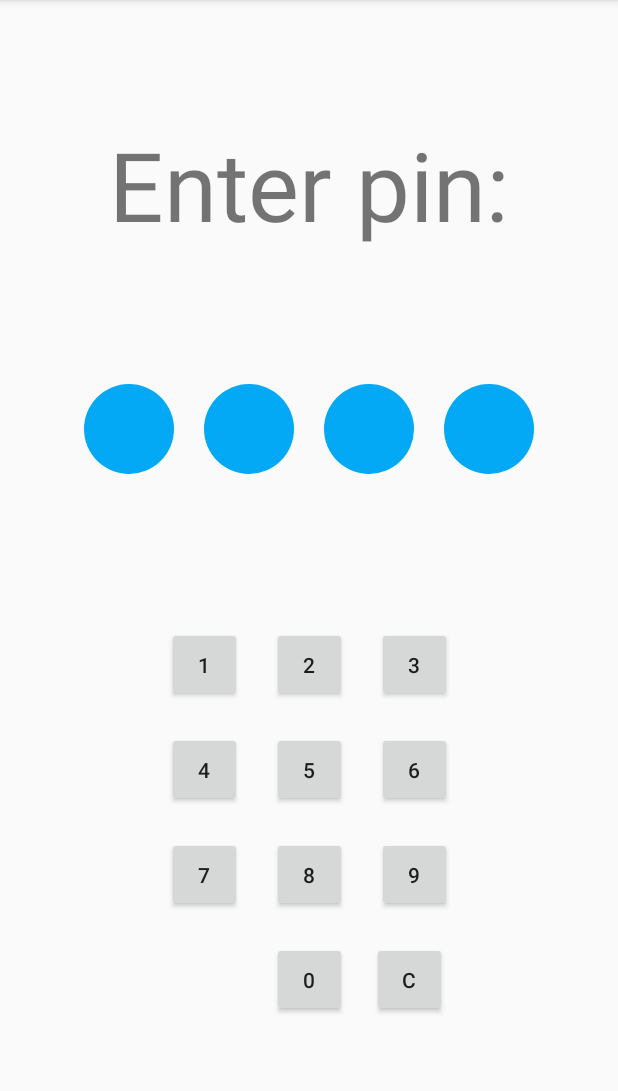
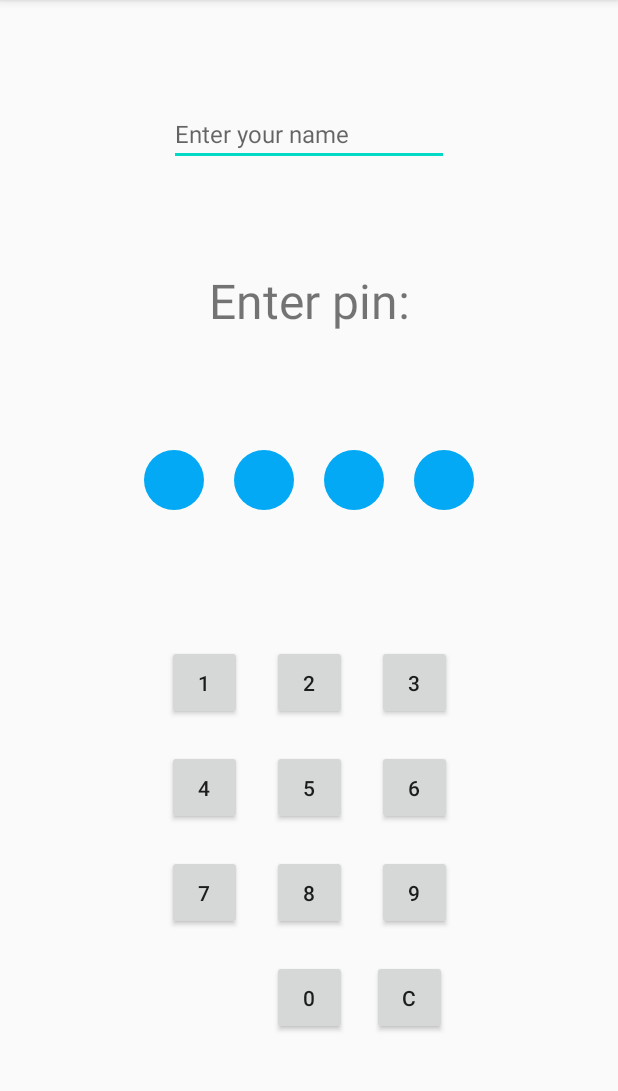
Before and after one commit to Arsenko/diplom, an Android app: the screen it shows after launch (EnterActivity), on a phone screen of 412 x 824 dp, the part 84-1175 px from its top. Run offline under Robolectric (Android 15) with nearby library versions, the phone set to English and light mode, and no system bars.

```diff
--- a/app/src/main/res/drawable/placeholder_accepted.xml
+++ b/app/src/main/res/drawable/placeholder_accepted.xml
@@ -3,6 +3,6 @@
 
     <solid android:color="#4CAF50" />
     <size
-        android:width="60dp"
-        android:height="60dp" />
+        android:width="40dp"
+        android:height="40dp" />
 </shape>
--- a/app/src/main/res/drawable/placeholder_denied.xml
+++ b/app/src/main/res/drawable/placeholder_denied.xml
@@ -3,6 +3,6 @@
 
     <solid android:color="#F44336" />
     <size
-        android:width="60dp"
-        android:height="60dp" />
+        android:width="40dp"
+        android:height="40dp" />
 </shape>
--- a/app/src/main/res/drawable/placeholder_none.xml
+++ b/app/src/main/res/drawable/placeholder_none.xml
@@ -3,6 +3,6 @@
 
     <solid android:color="#03A9F4" />
     <size
-        android:width="60dp"
-        android:height="60dp" />
+        android:width="40dp"
+        android:height="40dp" />
 </shape>
--- a/app/src/main/res/drawable/placeholder_process.xml
+++ b/app/src/main/res/drawable/placeholder_process.xml
@@ -4,6 +4,6 @@
 
     <solid android:color="#FFEB3B" />
     <size
-        android:width="60dp"
-        android:height="60dp" />
+        android:width="40dp"
+        android:height="40dp" />
 </shape>
--- a/app/src/main/res/layout/activity_enter.xml
+++ b/app/src/main/res/layout/activity_enter.xml
@@ -45,7 +45,7 @@
             android:layout_height="50dp"
             android:layout_margin="10dp"
             android:text="@string/number_3"
-            android:onClick=""
+            android:onClick="clickNumber"
             app:layout_constraintBottom_toTopOf="@id/but6"
             app:layout_constraintEnd_toEndOf="parent"
             app:layout_constraintStart_toEndOf="@+id/but2"
@@ -141,7 +141,7 @@
             android:layout_height="50dp"
             android:layout_margin="10dp"
             android:text="@string/cancel_number"
-
+            android:onClick="clickC"
             app:layout_constraintBottom_toBottomOf="parent"
             app:layout_constraintEnd_toEndOf="parent"
             app:layout_constraintHorizontal_bias="0.689"
@@ -198,8 +198,21 @@
         android:layout_width="wrap_content"
         android:layout_height="wrap_content"
         android:text="@string/pin_enter"
-        android:textSize="64sp"
+        android:textSize="32sp"
         app:layout_constraintBottom_toTopOf="@+id/linearLayout"
+        app:layout_constraintEnd_toEndOf="parent"
+        app:layout_constraintStart_toStartOf="parent"
+        app:layout_constraintTop_toBottomOf="@id/editText" />
+
+    <EditText
+        android:id="@+id/editText"
+        android:layout_width="wrap_content"
+        android:layout_height="wrap_content"
+        android:ems="10"
+        android:hint="@string/name_hint"
+        android:inputType="textPersonName"
+        android:textSize="16sp"
+        app:layout_constraintBottom_toTopOf="@+id/textView"
         app:layout_constraintEnd_toEndOf="parent"
         app:layout_constraintStart_toStartOf="parent"
         app:layout_constraintTop_toTopOf="parent" />
--- a/app/src/main/res/values/strings.xml
+++ b/app/src/main/res/values/strings.xml
@@ -12,4 +12,5 @@
     <string name="number_9">9</string>
     <string name="cancel_number">C</string>
     <string name="pin_enter">Enter pin:</string>
+    <string name="name_hint">Enter your name</string>
 </resources>
```
Also changed, not shown: app/src/main/java/com/example/notes/DbHelper.java (added, +51 -0 lines), app/src/main/java/com/example/notes/EnterActivity.java (+31 -6 lines).
